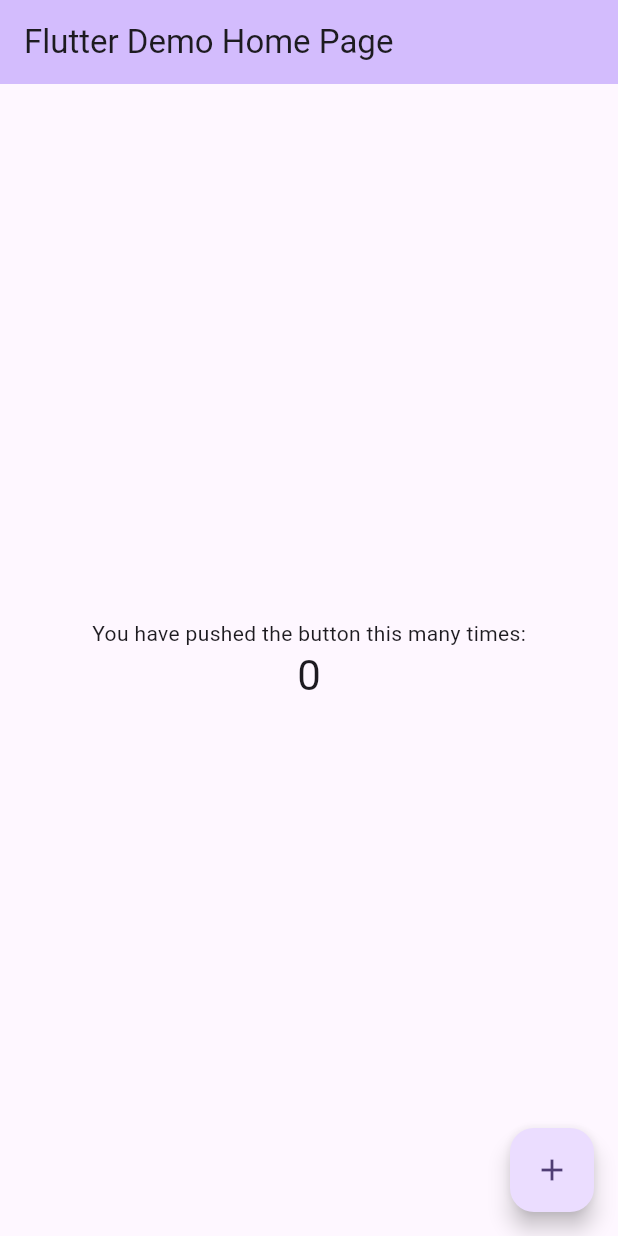
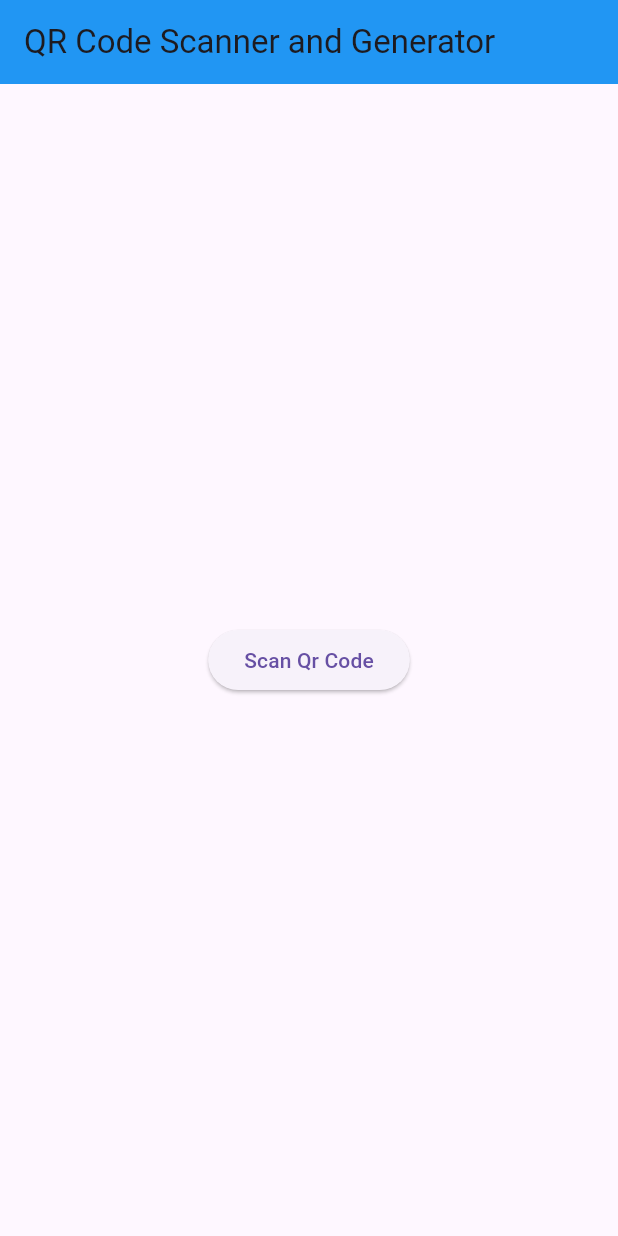
Before and after one commit to PRASHANTKUMAR-7/flutter, a Flutter app: the screen it shows after launch, on a phone screen of 412 x 824 dp. Run offline on Flutter 3.47's test engine with Material 3 defaults, Android fonts, the phone set to English and light mode, and no system bars.

Commit message:
base page ui command/code

```diff
--- a/practice/qr_code_scanner_generator/lib/main.dart
+++ b/practice/qr_code_scanner_generator/lib/main.dart
@@ -11,111 +11,36 @@ class MyApp extends StatelessWidget {
   @override
   Widget build(BuildContext context) {
     return MaterialApp(
-      title: 'Flutter Demo',
-      theme: ThemeData(
-        // This is the theme of your application.
-        //
-        // TRY THIS: Try running your application with "flutter run". You'll see
-        // the application has a purple toolbar. Then, without quitting the app,
-        // try changing the seedColor in the colorScheme below to Colors.green
-        // and then invoke "hot reload" (save your changes or press the "hot
-        // reload" button in a Flutter-supported IDE, or press "r" if you used
-        // the command line to start the app).
-        //
-        // Notice that the counter didn't reset back to zero; the application
-        // state is not lost during the reload. To reset the state, use hot
-        // restart instead.
-        //
-        // This works for code too, not just values: Most code changes can be
-        // tested with just a hot reload.
-        colorScheme: .fromSeed(seedColor: Colors.deepPurple),
-      ),
-      home: const MyHomePage(title: 'Flutter Demo Home Page'),
+      title: 'Qr Code Scanner and Generator',
+      debugShowCheckedModeBanner: false, //to stop showing debug banner/watermark while developing app.
+      home: HomePage(),
     );
   }
 }
 
-class MyHomePage extends StatefulWidget {
-  const MyHomePage({super.key, required this.title});
-
-  // This widget is the home page of your application. It is stateful, meaning
-  // that it has a State object (defined below) that contains fields that affect
-  // how it looks.
-
-  // This class is the configuration for the state. It holds the values (in this
-  // case the title) provided by the parent (in this case the App widget) and
-  // used by the build method of the State. Fields in a Widget subclass are
-  // always marked "final".
-
-  final String title;
+class HomePage extends StatefulWidget {
+  const HomePage({super.key});
 
   @override
-  State<MyHomePage> createState() => _MyHomePageState();
+  State<HomePage> createState() => _HomePageState();
 }
 
-class _MyHomePageState extends State<MyHomePage> {
-  int _counter = 0;
-
-  void _incrementCounter() {
-    setState(() {
-      // This call to setState tells the Flutter framework that something has
-      // changed in this State, which causes it to rerun the build method below
-      // so that the display can reflect the updated values. If we changed
-      // _counter without calling setState(), then the build method would not be
-      // called again, and so nothing would appear to happen.
-      _counter++;
-    });
-  }
-
+class _HomePageState extends State<HomePage> {
   @override
   Widget build(BuildContext context) {
-    // This method is rerun every time setState is called, for instance as done
-    // by the _incrementCounter method above.
-    //
-    // The Flutter framework has been optimized to make rerunning build methods
-    // fast, so that you can just rebuild anything that needs updating rather
-    // than having to individually change instances of widgets.
     return Scaffold(
-      appBar: AppBar(
-        // TRY THIS: Try changing the color here to a specific color (to
-        // Colors.amber, perhaps?) and trigger a hot reload to see the AppBar
-        // change color while the other colors stay the same.
-        backgroundColor: Theme.of(context).colorScheme.inversePrimary,
-        // Here we take the value from the MyHomePage object that was created by
-        // the App.build method, and use it to set our appbar title.
-        title: Text(widget.title),
-      ),
+      appBar: AppBar(title: Text('QR Code Scanner and Generator'),backgroundColor: Colors.blue,),
       body: Center(
-        // Center is a layout widget. It takes a single child and positions it
-        // in the middle of the parent.
         child: Column(
-          // Column is also a layout widget. It takes a list of children and
-          // arranges them vertically. By default, it sizes itself to fit its
-          // children horizontally, and tries to be as tall as its parent.
-          //
-          // Column has various properties to control how it sizes itself and
-          // how it positions its children. Here we use mainAxisAlignment to
-          // center the children vertically; the main axis here is the vertical
-          // axis because Columns are vertical (the cross axis would be
-          // horizontal).
-          //
-          // TRY THIS: Invoke "debug painting" (choose the "Toggle Debug Paint"
-          // action in the IDE, or press "p" in the console), to see the
-          // wireframe for each widget.
-          mainAxisAlignment: .center,
+          mainAxisAlignment: MainAxisAlignment.center,
           children: [
-            const Text('You have pushed the button this many times:'),
-            Text(
-              '$_counter',
-              style: Theme.of(context).textTheme.headlineMedium,
-            ),
+            ElevatedButton(onPressed:(){
+              setState(() {
+
+              });
+            }, child: Text('Scan Qr Code'))
           ],
         ),
-      ),
-      floatingActionButton: FloatingActionButton(
-        onPressed: _incrementCounter,
-        tooltip: 'Increment',
-        child: const Icon(Icons.add),
       ),
     );
   }
```
